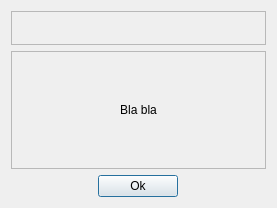
The window that tools/qchdman/aboutdialog.ui (qmc2/qmc2-mame-fe) describes before a commit, drawn with Qt 5.
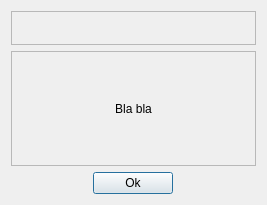
The same window after the commit. Icons and pictures are not drawn.

Patch:
```diff
--- a/tools/qchdman/aboutdialog.ui
+++ b/tools/qchdman/aboutdialog.ui
@@ -6,8 +6,8 @@
    <rect>
     <x>0</x>
     <y>0</y>
-    <width>277</width>
-    <height>208</height>
+    <width>267</width>
+    <height>205</height>
    </rect>
   </property>
   <property name="windowTitle">
```
